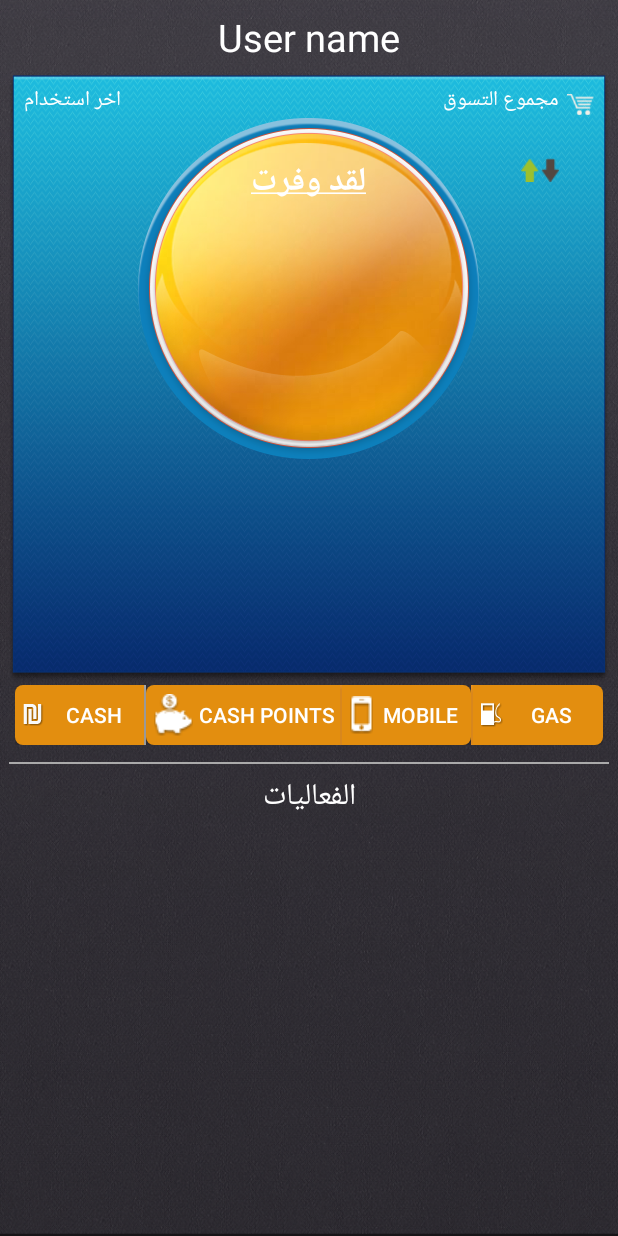
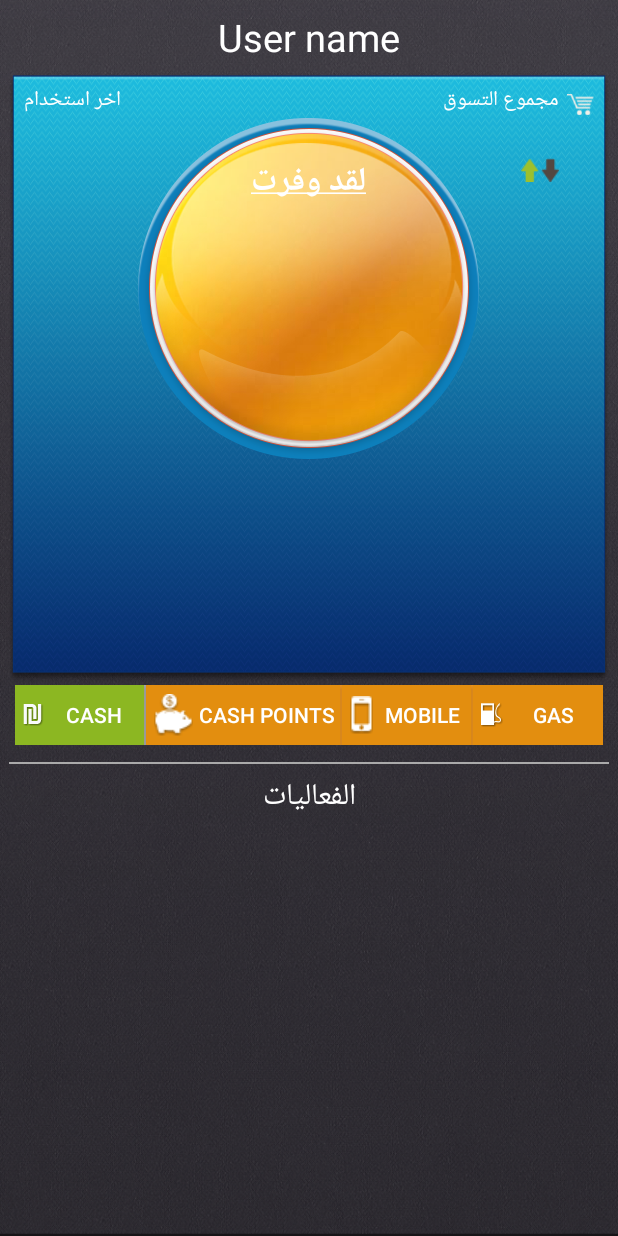
Before and after one commit to win1899/dreamCard, an Android app: the layout fragment_dashboard.xml on its own in the app's theme, with its tools: preview values and no code run, on a phone screen of 412 x 824 dp. Run offline under Robolectric (Android 15) with nearby library versions, the phone set to English and light mode, and no system bars.

Commit message:
Fix cash cash points gas and mobile backgrounds

```diff
--- a/app/src/main/res/layout/fragment_dashboard.xml
+++ b/app/src/main/res/layout/fragment_dashboard.xml
@@ -162,7 +162,7 @@
                 android:layout_width="0dp"
                 android:layout_height="match_parent"
                 android:layout_weight=".3"
-                android:background="@drawable/test_shape"
+                android:background="@color/button_selected"
                 android:drawableLeft="@drawable/cash"
                 android:paddingStart="5dp"
                 android:text="Cash"
@@ -181,7 +181,7 @@
                 android:layout_width="0dp"
                 android:layout_height="match_parent"
                 android:layout_weight=".45"
-                android:background="@drawable/test_shape"
+                android:background="@color/button_not_seleted"
                 android:drawableLeft="@drawable/cashpoints_icon"
                 android:paddingStart="5dp"
                 android:text="Cash Points"
@@ -199,7 +199,7 @@
                 android:layout_width="0dp"
                 android:layout_height="match_parent"
                 android:layout_weight=".3"
-                android:background="@drawable/cash_shape"
+                android:background="@color/button_not_seleted"
                 android:drawableLeft="@drawable/mobile_icon"
                 android:paddingStart="5dp"
                 android:text="Mobile"
@@ -217,7 +217,7 @@
                 android:layout_width="0dp"
                 android:layout_height="match_parent"
                 android:layout_weight=".3"
-                android:background="@drawable/cash_shape"
+                android:background="@color/button_not_seleted"
                 android:drawableLeft="@drawable/gas"
                 android:paddingStart="5dp"
                 android:text="Gas"
```
Also changed, not shown: app/src/main/java/com/dreamcard/app/view/fragments/DashboardFragment.java (+0 -8 lines).
